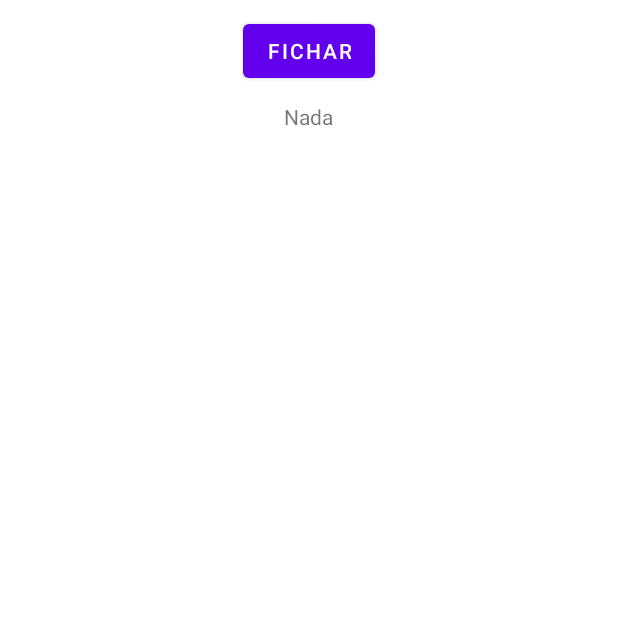
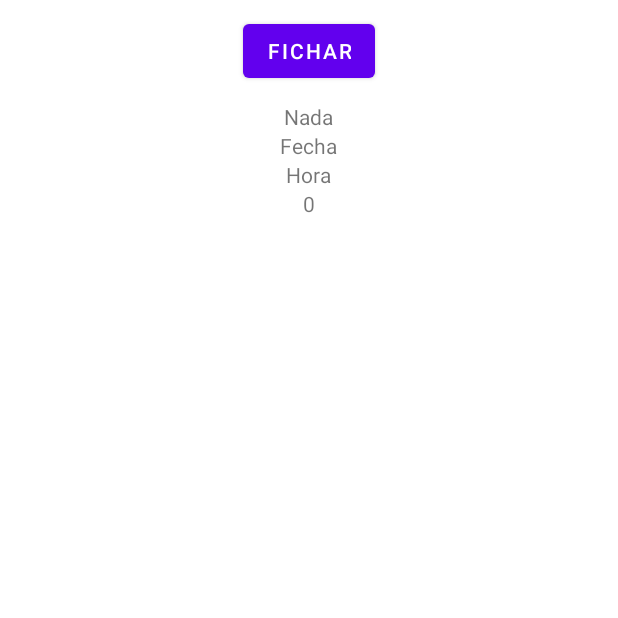
Before and after one commit to afn1001/UbuExoWorks, an Android app: the MainActivity screen opened directly, with no data from a screen before it, item 3 of the bottom bar chosen, on a phone screen of 412 x 824 dp, the top half of it. Run offline under Robolectric (Android 15) with nearby library versions, the phone set to English and light mode, and no system bars.

Commit message:
Permite realizar fichajes

```diff
--- a/app/src/main/java/com/example/ubuexoworks/ApiService.kt
+++ b/app/src/main/java/com/example/ubuexoworks/ApiService.kt
@@ -11,6 +11,9 @@ interface ApiService {
     @POST("/api/login")
     fun login(@Body crdenciales: Credenciales) : Call<String>
 
+    @POST("/api/fichaje")
+    fun fichar(@Body fichaje: Fichaje) : Call<String>
+
 
 
 }
--- a/app/src/main/java/com/example/ubuexoworks/Fichar.kt
+++ b/app/src/main/java/com/example/ubuexoworks/Fichar.kt
@@ -1,21 +1,36 @@
 package com.example.ubuexoworks
 
 import android.Manifest
+import android.content.Context.MODE_PRIVATE
+import android.content.SharedPreferences
 import android.content.pm.PackageManager
-import android.location.Address
-import android.location.Geocoder
+import android.location.Location
+import android.os.Build
 import android.os.Bundle
+import android.util.Log
 import android.view.LayoutInflater
 import android.view.View
 import android.view.ViewGroup
 import android.widget.Button
 import android.widget.TextView
+import android.widget.Toast
+import androidx.annotation.RequiresApi
 import androidx.core.app.ActivityCompat
+import androidx.core.content.ContextCompat
 import androidx.fragment.app.Fragment
 import com.google.android.gms.location.FusedLocationProviderClient
 import com.google.android.gms.location.LocationServices
+import com.google.android.gms.tasks.OnSuccessListener
+import org.json.JSONObject
+import retrofit2.Call
+import retrofit2.Callback
+import retrofit2.Response
+import retrofit2.Retrofit
+import retrofit2.converter.gson.GsonConverterFactory
+import retrofit2.converter.scalars.ScalarsConverterFactory
+import java.time.LocalDateTime
+import java.time.format.DateTimeFormatter
 import java.util.*
-
 
 
 /**
@@ -25,44 +40,113 @@ import java.util.*
  */
 class Fichar : Fragment() {
 
-    lateinit var fusedLocationProviderClient: FusedLocationProviderClient
+    private lateinit var fusedLocationProviderClient: FusedLocationProviderClient
+    private lateinit var retrofit: Retrofit
+    private lateinit var service: ApiService
+    private var longitud: String = ""
+    private var latitud: String = ""
+    private var idUsuario: Int = 0
 
     override fun onCreate(savedInstanceState: Bundle?) {
         super.onCreate(savedInstanceState)
 
-
         fusedLocationProviderClient = LocationServices.getFusedLocationProviderClient(requireActivity())
-
 
     }
 
+    @RequiresApi(Build.VERSION_CODES.O)
     override fun onCreateView(inflater: LayoutInflater, container: ViewGroup?, savedInstanceState: Bundle?): View? {
         val view: View = inflater.inflate(R.layout.fragment_fichar, container, false)
-        view.findViewById<Button>(R.id.btn_fichar).setOnClickListener() {
-            obtenerUbicación(view)
+        val idView : TextView = view.findViewById(R.id.txt_idUsuario)
+
+        //Se obtienen los datos del id de usuario
+        val preferences: SharedPreferences = requireActivity().getSharedPreferences("Login", MODE_PRIVATE)
+        idUsuario = preferences.getInt("Id", 0)
+        idView.setText(idUsuario.toString())
+
+        //Creamos el servicio
+        service = createApiService()
+
+        //Botón para fichar
+
+        view.findViewById<Button>(R.id.btn_fichar).setOnClickListener {
+            obtenerUbicación()
         }
 
         return view
 
     }
 
-    private fun obtenerUbicación(view : View) {
-        val task = fusedLocationProviderClient.lastLocation
+    @RequiresApi(Build.VERSION_CODES.O)
+    private fun fichar() {
+        val fecha = LocalDateTime.now().format(DateTimeFormatter.ofPattern("MM/dd/yyyy"))
+        val hora = LocalDateTime.now().format(DateTimeFormatter.ofPattern("HH:mm"))
+
+        val fichaje = Fichaje(idUsuario, fecha, hora, longitud, latitud)
+        val call = service.fichar(fichaje)
+
+        call.enqueue(object : Callback<String> {
+            override fun onResponse(call: Call<String>, response: Response<String>) {
+                if(response.isSuccessful && response.body() != null) {
+                    try {
+                        val jsonUser = JSONObject(response.body()!!)
+                        val token = jsonUser.optString("token")
+
+
+                        if(token.equals("OK")) {
+                            Toast.makeText(context, "Funciona", Toast.LENGTH_SHORT).show()
+                        }
+                    } catch (e: Exception) {
+                        Log.d("fichar", e.toString())
+                        Toast.makeText(context, response.body(), Toast.LENGTH_SHORT).show()
+                    }
+                } else {
+                    Toast.makeText(context, "Falla", Toast.LENGTH_SHORT).show()
+                }
+            }
+
+
+            override fun onFailure(call: Call<String>, t: Throwable) {
+                Log.d("fichar", t.toString())
+            }
+        })
+    }
+
+    private fun createApiService() : ApiService {
+        retrofit = Retrofit.Builder()
+            .baseUrl("https://miubuapp.herokuapp.com/")
+            .addConverterFactory(ScalarsConverterFactory.create())
+            .addConverterFactory(GsonConverterFactory.create())
+            .build()
+        return retrofit.create(ApiService::class.java)
+    }
+
+    @RequiresApi(Build.VERSION_CODES.O)
+    private fun obtenerUbicación() {
+
         //Comprobamos que se disponene de los permisos necesarios para obtener la ubicación
         if(ActivityCompat.checkSelfPermission(requireContext(), Manifest.permission.ACCESS_FINE_LOCATION) != PackageManager.PERMISSION_GRANTED &&
             ActivityCompat.checkSelfPermission(requireContext(), Manifest.permission.ACCESS_COARSE_LOCATION) != PackageManager.PERMISSION_GRANTED) {
             ActivityCompat.requestPermissions(requireActivity(), arrayOf(Manifest.permission.ACCESS_FINE_LOCATION), 101)
         }
-        task.addOnSuccessListener {
-            if(it != null) {
-                //Se obtiene la ciudad exacta en la que se ficha a partir de la latitud y la longitud
-                val geocoder = Geocoder(this.context, Locale.getDefault())
-                val direcciones: List<Address> = geocoder.getFromLocation(it.latitude, it.longitude, 1)
-                val nombreCiudad: String = direcciones.get(0).getAddressLine(0)
-                val ubicacion : TextView = view.findViewById(com.example.ubuexoworks.R.id.txt_lugarFichaje)
-                ubicacion.setText(nombreCiudad)
+
+        fusedLocationProviderClient.lastLocation.addOnSuccessListener { location: Location? ->
+            if(location != null) {
+                //Se obtiene la latitud y la longitud
+                latitud = location.latitude.toString()
+                longitud = location.longitude.toString()
+
+                val txtFecha = requireActivity().findViewById<TextView>(R.id.txt_fecha)
+                txtFecha.setText(latitud)
+
+                val txtHora = requireActivity().findViewById<TextView>(R.id.txt_hora)
+                txtHora.setText(longitud)
+
+                fichar()
             }
 
         }
+
+
     }
 }
--- a/app/src/main/java/com/example/ubuexoworks/MainActivity.kt
+++ b/app/src/main/java/com/example/ubuexoworks/MainActivity.kt
@@ -12,6 +12,7 @@ class MainActivity : AppCompatActivity() {
     lateinit var datosUsuario: DatosUsuario
     lateinit var fichar: Fichar
     lateinit var dietas: Dietas
+    var id: Int = 0
 
 
     override fun onCreate(savedInstanceState: Bundle?) {
--- a/app/src/main/res/layout/fragment_fichar.xml
+++ b/app/src/main/res/layout/fragment_fichar.xml
@@ -25,6 +25,27 @@
             android:layout_gravity="center"
             android:text="Nada"/>
 
+        <TextView
+            android:id="@+id/txt_fecha"
+            android:layout_width="wrap_content"
+            android:layout_height="wrap_content"
+            android:layout_gravity="center"
+            android:text="Fecha"/>
+
+        <TextView
+            android:id="@+id/txt_hora"
+            android:layout_width="wrap_content"
+            android:layout_height="wrap_content"
+            android:layout_gravity="center"
+            android:text="Hora"/>
+
+        <TextView
+            android:id="@+id/txt_idUsuario"
+            android:layout_width="wrap_content"
+            android:layout_height="wrap_content"
+            android:layout_gravity="center"
+            android:text="Nada"/>
+
     </LinearLayout>
 
 </androidx.constraintlayout.widget.ConstraintLayout>
```
Also changed, not shown: app/src/main/java/com/example/ubuexoworks/Fichaje.kt (added, +12 -0 lines), app/src/main/java/com/example/ubuexoworks/Login.kt (+9 -7 lines).
